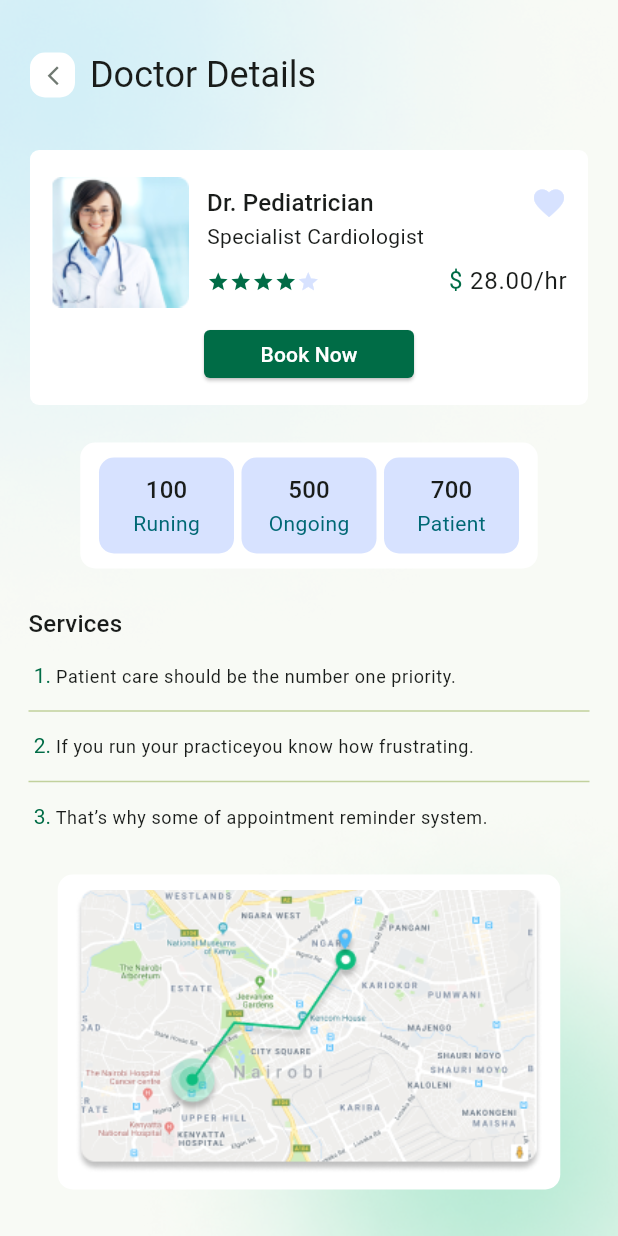
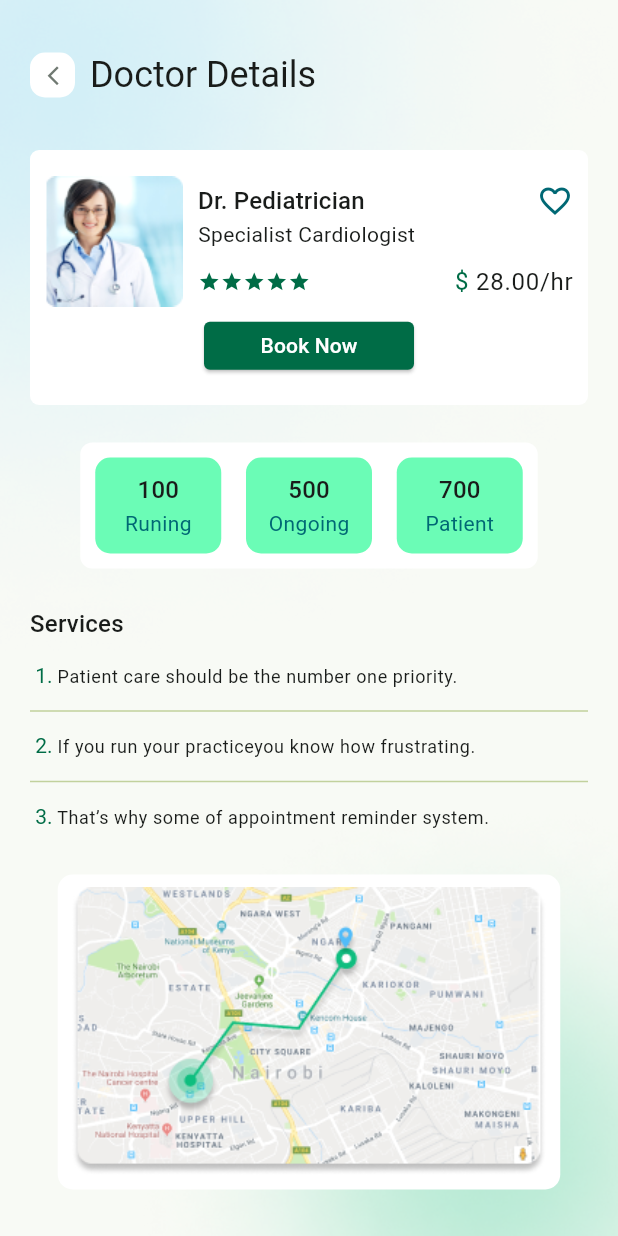
Before and after one commit to majidfathi69/DoctorHunt, a Flutter app: the DoctorDetailsView screen opened by its route, on a phone screen of 412 x 824 dp. Run offline on Flutter 3.47's test engine with Material 2 defaults, Android fonts, the phone set to English and light mode, and no system bars; our stand-ins replace get.

Commit message:
fixed acording  to texWidget

```diff
--- a/lib/app/modules/doctor_details/views/doctor_details_view.dart
+++ b/lib/app/modules/doctor_details/views/doctor_details_view.dart
@@ -1,3 +1,4 @@
+import 'package:doctor_hunt/app/widgets/stars_widget.dart';
 import 'package:flutter/material.dart';
 import 'package:get/get.dart';
 
@@ -19,14 +20,14 @@ class DoctorDetailsView extends GetView<DoctorDetailsController> {
         ),
         child: ListView(
           children: const [
-            SizedBox(height: 100,child: AppbarWidget('Doctor Details')),
-            DoctorDetails(),
+            SizedBox(height: 100, child: AppbarWidget('Doctor Details')),
+            BookDoctorWidget(),
             SizedBox(height: 25),
-            DoctorState(),
+            DoctorStatesWidget(),
             SizedBox(height: 25),
             ServicesDescription(),
             SizedBox(height: 30),
-            MapWidget(),
+            MapDistanceWidget(),
           ],
         ),
       ),
@@ -34,19 +35,18 @@ class DoctorDetailsView extends GetView<DoctorDetailsController> {
   }
 }
 
-class MapWidget extends StatelessWidget {
-  const MapWidget({super.key});
+class MapDistanceWidget extends StatelessWidget {
+  const MapDistanceWidget({super.key});
 
   @override
   Widget build(BuildContext context) {
-    // TODO: implement build
     return Padding(
       padding: const EdgeInsets.symmetric(horizontal: 20),
       child: UnconstrainedBox(
         child: Container(
           width: 335,
           height: 210,
-          padding: const EdgeInsets.all(10),
+          padding: const EdgeInsets.all(8.5),
           decoration: BoxDecoration(
             color: Theme.of(context).colorScheme.onPrimary,
             borderRadius: BorderRadius.circular(10),
@@ -65,26 +65,12 @@ class ServicesDescription extends StatelessWidget {
 
   @override
   Widget build(BuildContext context) {
-    // TODO: implement build
-    return const Padding(
-      padding: EdgeInsets.symmetric(horizontal: 19),
+    return Padding(
+      padding: const EdgeInsets.symmetric(horizontal: 20),
       child: SizedBox(
         height: 149,
-        width: 336,
-        child: Services(),
-      ),
-    );
-  }
-}
-
-class Services extends StatelessWidget {
-  const Services({
-    super.key,
-  });
-
-  @override
-  Widget build(BuildContext context) {
-    return Column(
+        width: 335,
+        child: Column(
           crossAxisAlignment: CrossAxisAlignment.start,
           children: [
             Text(
@@ -115,7 +101,6 @@ class Services extends StatelessWidget {
                   ),
                   const Divider(
                     color: Color(0x6772941a),
-                //TODO  unknow color line
                   ),
                   RichText(
                     text: TextSpan(
@@ -152,51 +137,56 @@ class Services extends StatelessWidget {
               ),
             ),
           ],
-    );
-  }
-}
-
-class DoctorState extends StatelessWidget {
-  const DoctorState({super.key});
-
-  @override
-  Widget build(BuildContext context) {
-    // TODO: implement build
-    return Padding(
-      padding: const EdgeInsets.symmetric(horizontal: 35),
-      child: UnconstrainedBox(
-        child: Container(
-          width: 305,
-          height: 84,
-          decoration: BoxDecoration(
-            color: Theme.of(context).colorScheme.onPrimary,
-            borderRadius: BorderRadius.circular(10),
-          ),
-          child: const StateWidget(),
         ),
       ),
     );
   }
 }
 
-class StateWidget extends StatelessWidget {
-  const StateWidget({
-    super.key,
-  });
+class DoctorStatesWidget extends StatelessWidget {
+  const DoctorStatesWidget({super.key});
 
   @override
   Widget build(BuildContext context) {
-    return Padding(
-      padding: const EdgeInsets.all(10),
+    return UnconstrainedBox(
+      child: Container(
+          width: 305,
+          height: 84,
+          decoration: BoxDecoration(
+            color: Theme.of(context).colorScheme.onPrimary,
+            borderRadius: BorderRadius.circular(8),
+          ),
+          child: const Padding(
+            padding: EdgeInsets.symmetric(horizontal: 10),
             child: Row(
-        mainAxisAlignment: MainAxisAlignment.spaceAround,
+              mainAxisAlignment: MainAxisAlignment.spaceBetween,
               children: [
-          //for (int i = 0; i < 3; i++)
-          Container(
-            width: 90,
+                DoctorStateWidget('100', 'Runing'),
+                DoctorStateWidget('500', 'Ongoing'),
+                DoctorStateWidget('700', 'Patient'),
+              ],
+            ),
+          )),
+    );
+  }
+}
+
+class DoctorStateWidget extends StatelessWidget {
+  const DoctorStateWidget(
+    this.numberState,
+    this.textState, {
+    super.key,
+  });
+  final String numberState;
+  final String textState;
+
+  @override
+  Widget build(BuildContext context) {
+    return Container(
+      width: 84,
       height: 64,
       decoration: BoxDecoration(
-              color: Theme.of(context).colorScheme.tertiaryContainer,
+        color: Theme.of(context).colorScheme.primaryContainer,
         borderRadius: BorderRadius.circular(10),
       ),
       child: Column(
@@ -204,11 +194,11 @@ class StateWidget extends StatelessWidget {
         crossAxisAlignment: CrossAxisAlignment.center,
         children: [
           Text(
-                  '100',
+            numberState,
             style: Theme.of(context).textTheme.titleMedium,
           ),
           Text(
-                  'Runing',
+            textState,
             style: Theme.of(context)
                 .textTheme
                 .bodyMedium!
@@ -216,97 +206,46 @@ class StateWidget extends StatelessWidget {
           ),
         ],
       ),
-          ),
-          Container(
-            width: 90,
-            height: 64,
+    );
+  }
+}
+
+class BookDoctorWidget extends StatelessWidget {
+  const BookDoctorWidget({super.key});
+
+  @override
+  Widget build(BuildContext context) {
+    return Padding(
+      padding: const EdgeInsets.symmetric(horizontal: 20),
+      child: Container(
+        width: 335,
+        height: 170,
         decoration: BoxDecoration(
-              color: Theme.of(context).colorScheme.tertiaryContainer,
-              borderRadius: BorderRadius.circular(10),
-            ),
-            child: Column(
-              mainAxisAlignment: MainAxisAlignment.center,
-              crossAxisAlignment: CrossAxisAlignment.center,
-              children: [
-                Text(
-                  '500',
-                  style: Theme.of(context).textTheme.titleMedium,
-                ),
-                Text(
-                  'Ongoing',
-                  style: Theme.of(context).textTheme.bodyMedium!.copyWith(
-                        color: Theme.of(context).colorScheme.secondary,
-                      ),
-                ),
-              ],
-            ),
-          ),
-          Container(
-            width: 90,
-            height: 64,
-            decoration: BoxDecoration(
-              color: Theme.of(context).colorScheme.tertiaryContainer,
-              borderRadius: BorderRadius.circular(10),
-            ),
-            child: Column(
-              mainAxisAlignment: MainAxisAlignment.center,
-              crossAxisAlignment: CrossAxisAlignment.center,
-              children: [
-                Text(
-                  '700',
-                  style: Theme.of(context).textTheme.titleMedium,
-                ),
-                Text(
-                  'Patient',
-                  style: Theme.of(context).textTheme.bodyMedium!.copyWith(
-                        color: Theme.of(context).colorScheme.secondary,
-                      ),
-                ),
-              ],
-            ),
-          ),
-        ],
+            color: Theme.of(context).colorScheme.onPrimary,
+            borderRadius: BorderRadius.circular(6)),
+        child: const DoctorDetailsWidget(),
       ),
     );
   }
 }
 
-class DoctorDetails extends StatelessWidget {
-  const DoctorDetails({super.key});
-
-  @override
-  Widget build(BuildContext context) {
-    // TODO: implement build
-    return Padding(
-      padding: const EdgeInsets.symmetric(horizontal: 20),
-      child: Container(
-        width: 390,
-        height: 170,
-        decoration: BoxDecoration(
-            color: Theme.of(context).colorScheme.onPrimary,
-            borderRadius: BorderRadius.circular(6)),
-        child: const DoctorDetail(),
-      ),
-    );
-  }
-}
-
-class DoctorDetail extends StatelessWidget {
-  const DoctorDetail({
+class DoctorDetailsWidget extends StatelessWidget {
+  const DoctorDetailsWidget({
     super.key,
   });
 
   @override
   Widget build(BuildContext context) {
     return Padding(
-      padding: const EdgeInsets.symmetric(horizontal: 14, vertical: 18),
+      padding: const EdgeInsets.symmetric(horizontal: 10, vertical: 10),
       child: Column(
         children: [
+          const SizedBox(height: 7.5),
           Row(
             children: [
               Image.asset('lib/assets/image/DoctorDetails.png'),
               const SizedBox(
-                width: 12,
+                width: 10,
               ),
               Expanded(
                 child: Column(
@@ -331,36 +270,19 @@ class DoctorDetail extends StatelessWidget {
                           ],
                         ),
                         Icon(
-                          Icons.favorite,
-                          color:
-                              Theme.of(context).colorScheme.tertiaryContainer,
+                          Icons.favorite_outline,
+                          color: Theme.of(context).colorScheme.secondary,
                         )
                       ],
                     ),
                     const SizedBox(
-                      height: 8,
+                      height: 10,
                     ),
                     Row(
                       mainAxisAlignment: MainAxisAlignment.spaceBetween,
                       crossAxisAlignment: CrossAxisAlignment.center,
                       children: [
-                        Row(
-                          children: [
-                            for (int i = 0; i < 4; i++)
-                              Icon(
-                                Icons.star,
-                                size: 15,
-                                color: Theme.of(context).colorScheme.primary,
-                              ),
-                            Icon(
-                              Icons.star,
-                              size: 15,
-                              color: Theme.of(context)
-                                  .colorScheme
-                                  .tertiaryContainer,
-                            ),
-                          ],
-                        ),
+                        const StarsWidget(15),
                         RichText(
                           text: TextSpan(
                             children: [
@@ -378,7 +300,6 @@ class DoctorDetail extends StatelessWidget {
                                 text: ' 28.00/hr',
                                 style: Theme.of(context).textTheme.bodyLarge,
                               )
-                              //TODO colors
                             ],
                           ),
                         ),
@@ -389,7 +310,7 @@ class DoctorDetail extends StatelessWidget {
               )
             ],
           ),
-          const SizedBox(height: 15),
+          const SizedBox(height: 10),
           SizedBox(
             width: 140,
             height: 32,
```
Also changed, not shown: 1 other file. Lines whose indentation alone changed are shown as unchanged.
